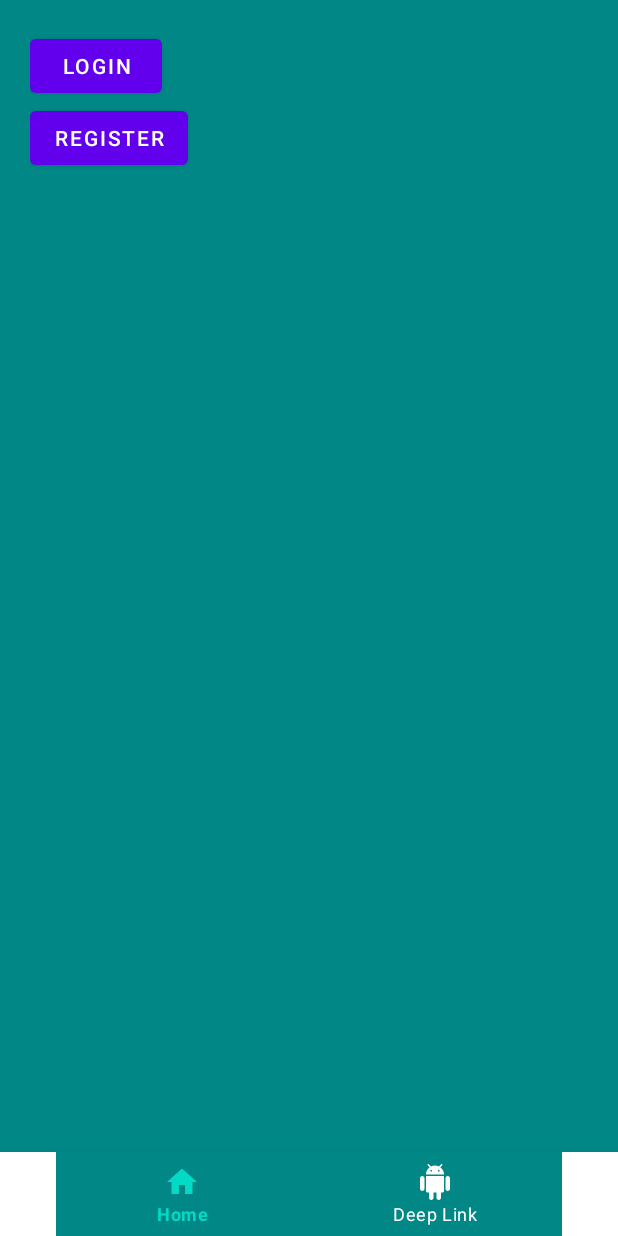
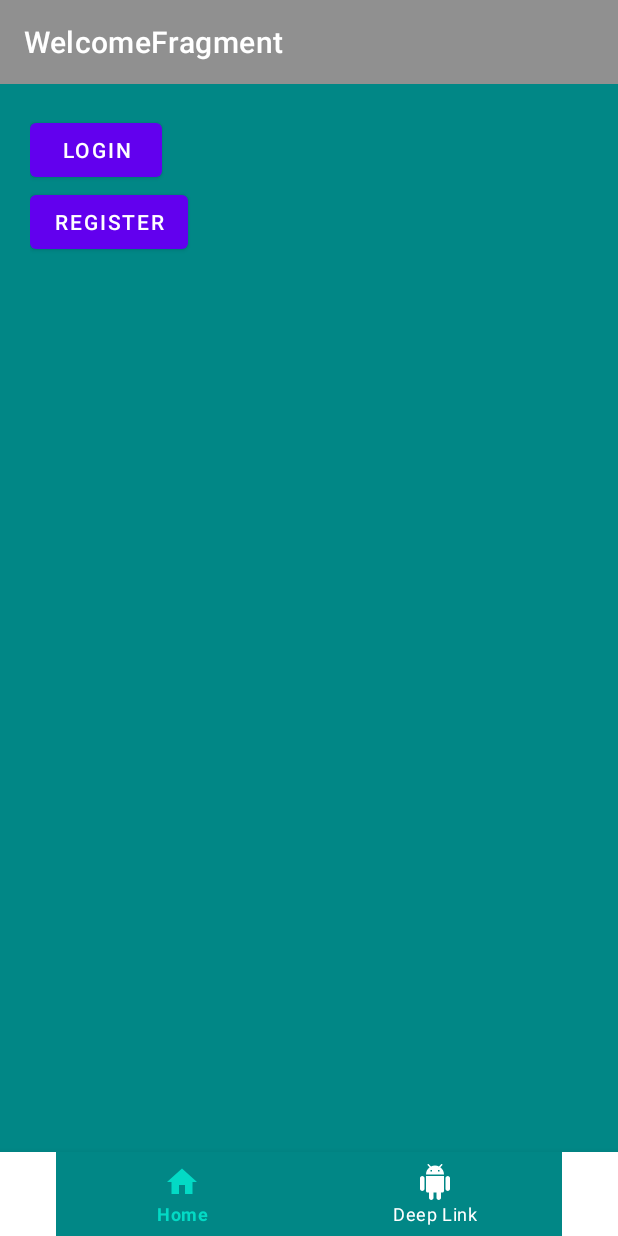
Before and after one commit to Bloodsoul121/JetpackDemo, an Android app: the NavigationActivity screen opened directly, with no data from a screen before it, on a phone screen of 412 x 824 dp. Run offline under Robolectric (Android 15) with nearby library versions, the phone set to English and light mode, and no system bars; our stand-ins replace data binding, navigation-ui; 2 statements that could not run were skipped.

Commit message:
commit Navigation deeplink

```diff
--- a/app/src/main/AndroidManifest.xml
+++ b/app/src/main/AndroidManifest.xml
@@ -17,7 +17,10 @@
         <activity android:name=".live.LiveActivity" />
         <activity android:name=".activity.CoroutinesActivity" />
         <activity android:name=".activity.WorkManagerActivity" />
-        <activity android:name=".activity.NavigationActivity" />
+        <activity android:name=".activity.NavigationActivity">
+            <!--   配置连接跳转   -->
+            <nav-graph android:value="@navigation/navigation" />
+        </activity>
         <activity android:name=".activity.PagingActivity" />
         <activity android:name=".activity.DataBindingActivity" />
         <activity android:name=".activity.RoomActivity" />
@@ -28,10 +31,6 @@
 
                 <category android:name="android.intent.category.LAUNCHER" />
             </intent-filter>
-
-            <!--   配置连接跳转   -->
-            <nav-graph android:value="@navigation/navigation" />
-
         </activity>
         <activity android:name=".rtl.RtlTextActivity" />
         <activity android:name=".rtl.RtlViewPagerActivity" />
--- a/app/src/main/res/layout/activity_navigation.xml
+++ b/app/src/main/res/layout/activity_navigation.xml
@@ -4,6 +4,7 @@
     xmlns:tools="http://schemas.android.com/tools">
 
     <androidx.drawerlayout.widget.DrawerLayout
+        android:id="@+id/drawer_layout"
         android:layout_width="match_parent"
         android:layout_height="match_parent">
 
@@ -12,6 +13,14 @@
             android:layout_height="match_parent"
             tools:context=".activity.NavigationActivity">
 
+            <androidx.appcompat.widget.Toolbar
+                android:id="@+id/toolbar"
+                android:layout_width="match_parent"
+                android:layout_height="wrap_content"
+                android:background="#909090"
+                android:theme="@style/ThemeOverlay.MaterialComponents.Dark.ActionBar"
+                app:layout_constraintTop_toTopOf="parent" />
+
             <androidx.fragment.app.FragmentContainerView
                 android:id="@+id/my_nav_host_fragment"
                 android:name="androidx.navigation.fragment.NavHostFragment"
@@ -19,7 +28,7 @@
                 android:layout_height="0dp"
                 app:defaultNavHost="true"
                 app:layout_constraintBottom_toTopOf="@+id/bottom_navigation_view"
-                app:layout_constraintTop_toTopOf="parent"
+                app:layout_constraintTop_toBottomOf="@+id/toolbar"
                 app:navGraph="@navigation/navigation" />
 
             <com.google.android.material.bottomnavigation.BottomNavigationView
--- a/app/src/main/res/navigation/navigation.xml
+++ b/app/src/main/res/navigation/navigation.xml
@@ -40,7 +40,7 @@
             android:name="arg"
             android:defaultValue="arg"
             app:argType="string" />
-        <deepLink app:uri="www.example.com/{arg}" />
+        <deepLink app:uri="www.blood.com/{arg}" />
     </fragment>
     <fragment
         android:id="@+id/settingFragment"
```
